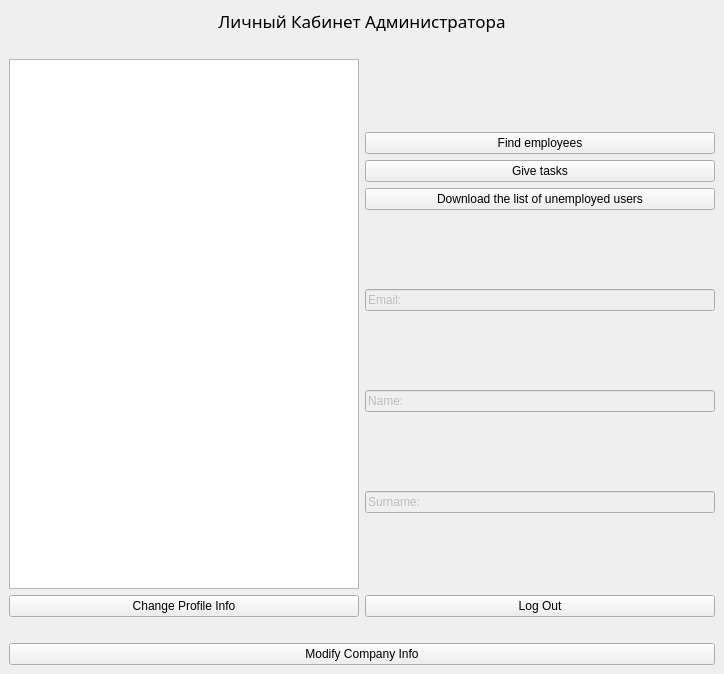
Qt form UsersWindows/AdminWindowCore/adminclass.ui (splitmindq/task-management) before a commit.
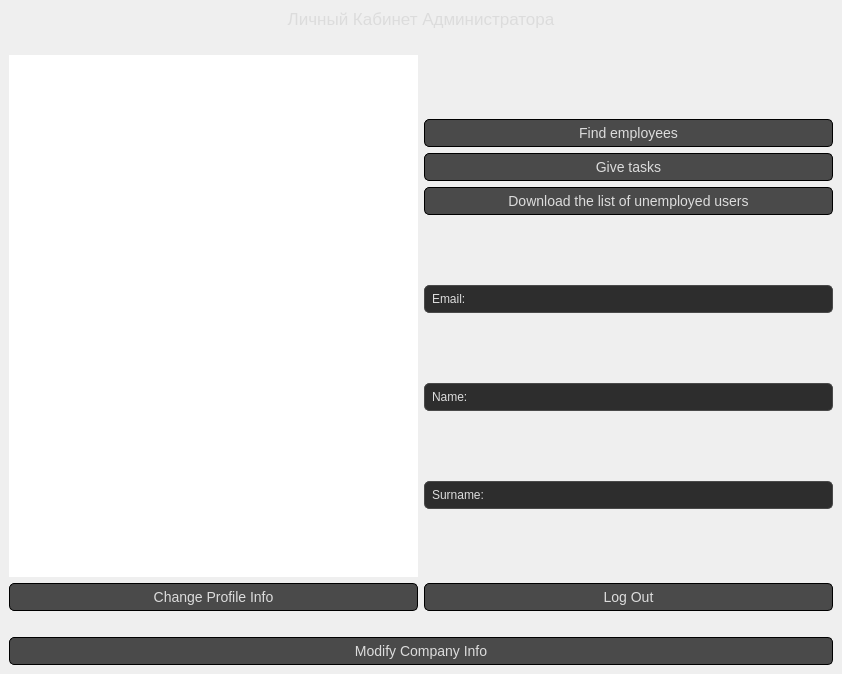
The same form after that commit.

What changed in the file:
```diff
--- a/UsersWindows/AdminWindowCore/adminclass.ui
+++ b/UsersWindows/AdminWindowCore/adminclass.ui
@@ -6,13 +6,68 @@
    <rect>
     <x>0</x>
     <y>0</y>
-    <width>724</width>
+    <width>842</width>
     <height>674</height>
    </rect>
   </property>
   <property name="windowTitle">
    <string>AdminClass</string>
   </property>
+  <property name="styleSheet">
+   <string notr="true">QWidget {
+   /* Темный фон */
+    color: #dcdcdc; /* Светлый текст */
+    font-family: &quot;Arial&quot;, sans-serif;
+}
+
+QLineEdit {
+    background-color: #2d2d2d; /* Темный фон для полей ввода */
+    border: 1px solid #4a4a4a; /* Тонкая граница */
+    border-radius: 5px; /* Закругленные углы */
+    padding: 5px;
+    color: #dcdcdc; /* Светлый цвет текста */
+}
+
+QLineEdit:focus {
+    border: 1px solid #6a5acd; /* При фокусе — светло-фиолетовая граница */
+    background-color: #353535; /* Слегка светлее фон при фокусе */
+}
+
+QPushButton {
+    background-color: #4a4a4a; /* Темно-серый фон кнопок */
+    border: 1px solid black; /* Граница с фиолетовым оттенком */
+    border-radius: 5px; /* Закругленные углы кнопок */
+    padding: 5px;
+    color: #dcdcdc; /* Светлый текст на кнопках */
+    font-size: 14px;
+}
+
+QPushButton:hover {
+    border-color: #8a7fb3; /* Светлая граница */
+}
+
+QPushButton:pressed {
+    background-color: #5a4f85; /* Темный фиолетовый при нажатии */
+}
+
+QFrame {
+    border: none;
+}
+
+QGroupBox {
+    border: 1px solid #3a3a3a;
+    border-radius: 5px;
+    padding: 10px;
+    background-color: #2d2d2d;
+}
+
+QGroupBox:title {
+    color: #dcdcdc;
+    padding: 5px;
+    font-size: 18px;
+}
+</string>
+  </property>
   <widget class="QWidget" name="centralwidget">
    <layout class="QVBoxLayout" name="verticalLayout">
     <item>
@@ -25,7 +80,7 @@
       </property>
       <property name="font">
        <font>
-        <family>Wide Latin</family>
+        <family>Arial</family>
         <pointsize>13</pointsize>
        </font>
       </property>
@@ -46,8 +101,18 @@
     </item>
     <item>
      <layout class="QHBoxLayout" name="horizontalLayout">
+      <property name="rightMargin">
+       <number>0</number>
+      </property>
       <item>
-       <widget class="QListWidget" name="listWidget"/>
+       <layout class="QHBoxLayout" name="horizontalLayout_4">
+        <property name="leftMargin">
+         <number>0</number>
+        </property>
+        <item>
+         <widget class="QListWidget" name="listWidget"/>
+        </item>
+       </layout>
       </item>
       <item>
        <layout class="QVBoxLayout" name="verticalLayout_3"/>
```
